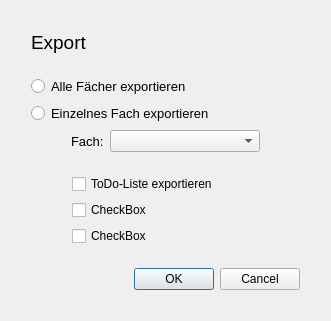
Above: exportdialog.ui from orgnnice/OrgNNice before the change. Below: the same form after it.
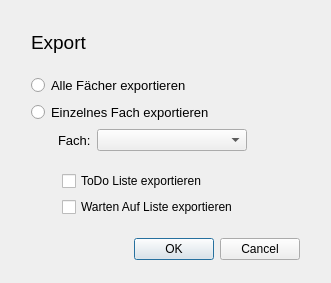
That is the form after the change.

Commit message: Gui to add a new WrittenNote created, small gui changes of the exportdialog

The edit to the form file:
```diff
--- a/exportdialog.ui
+++ b/exportdialog.ui
@@ -7,7 +7,7 @@
     <x>0</x>
     <y>0</y>
     <width>331</width>
-    <height>321</height>
+    <height>283</height>
    </rect>
   </property>
   <property name="windowTitle">
@@ -19,7 +19,7 @@
      <x>20</x>
      <y>20</y>
      <width>291</width>
-     <height>281</height>
+     <height>251</height>
     </rect>
    </property>
    <layout class="QVBoxLayout" name="verticalLayout">
@@ -115,6 +115,19 @@
         </property>
        </widget>
       </item>
+      <item>
+       <spacer name="horizontalSpacer_5">
+        <property name="orientation">
+         <enum>Qt::Horizontal</enum>
+        </property>
+        <property name="sizeHint" stdset="0">
+         <size>
+          <width>40</width>
+          <height>20</height>
+         </size>
+        </property>
+       </spacer>
+      </item>
       <item>
        <spacer name="horizontalSpacer">
         <property name="orientation">
@@ -163,21 +176,14 @@
         <item>
          <widget class="QCheckBox" name="checkBox">
           <property name="text">
-           <string>ToDo-Liste exportieren</string>
+           <string>ToDo Liste exportieren</string>
           </property>
          </widget>
         </item>
         <item>
          <widget class="QCheckBox" name="checkBox_2">
           <property name="text">
-           <string>CheckBox</string>
-          </property>
-         </widget>
-        </item>
-        <item>
-         <widget class="QCheckBox" name="checkBox_3">
-          <property name="text">
-           <string>CheckBox</string>
+           <string>Warten Auf Liste exportieren</string>
           </property>
          </widget>
         </item>
```
The commit also changes 8 other files.
